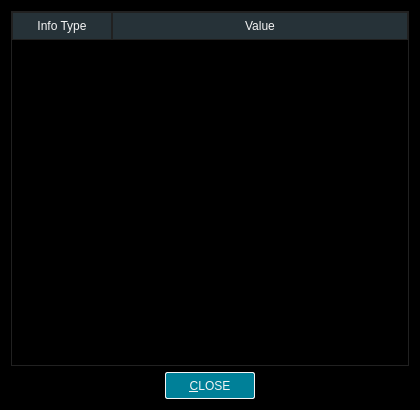
Before: the Qt Designer form src/ui/infodialog.ui in u8sand/Baka-MPlayer, drawn with Qt 5.
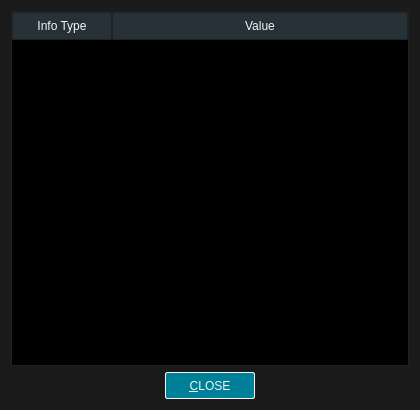
After: the same form once the commit is applied.

Commit message: Changed background color to #1A1A1A

Patch:
```diff
--- a/src/ui/infodialog.ui
+++ b/src/ui/infodialog.ui
@@ -16,7 +16,7 @@
   <property name="styleSheet">
    <string notr="true">QWidget {
 	font: 12px &quot;Noto Sans&quot;, &quot;FreeSans&quot;;
-	background: black;
+	background: #1A1A1A;
 	color: whitesmoke;
 }
 
@@ -50,7 +50,7 @@
     color: #B8B8B8;
 }
 
-/* QScrollBar:vertical */
+/* QScrollBar */
 
 QScrollBar:vertical {
 	border: none;
@@ -69,8 +69,6 @@
 	background: transparent;
 }
 
-/* QScrollBar:horizontal */
-
 QScrollBar:horizontal {
 	border: none;
 	height: 5px;
@@ -96,6 +94,7 @@
 
 QTableWidget {
 	border: 1px solid #212121;
+	background: black;
 }
 
 QTableWidget::item {
```
The commit also changes 7 other files.
